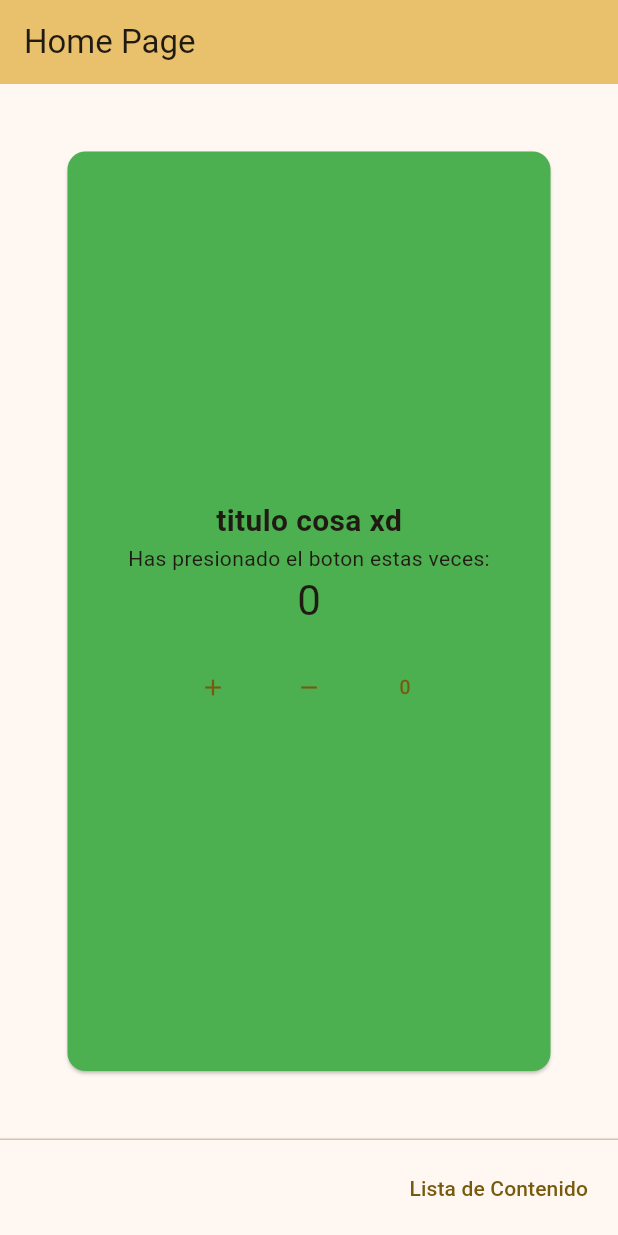
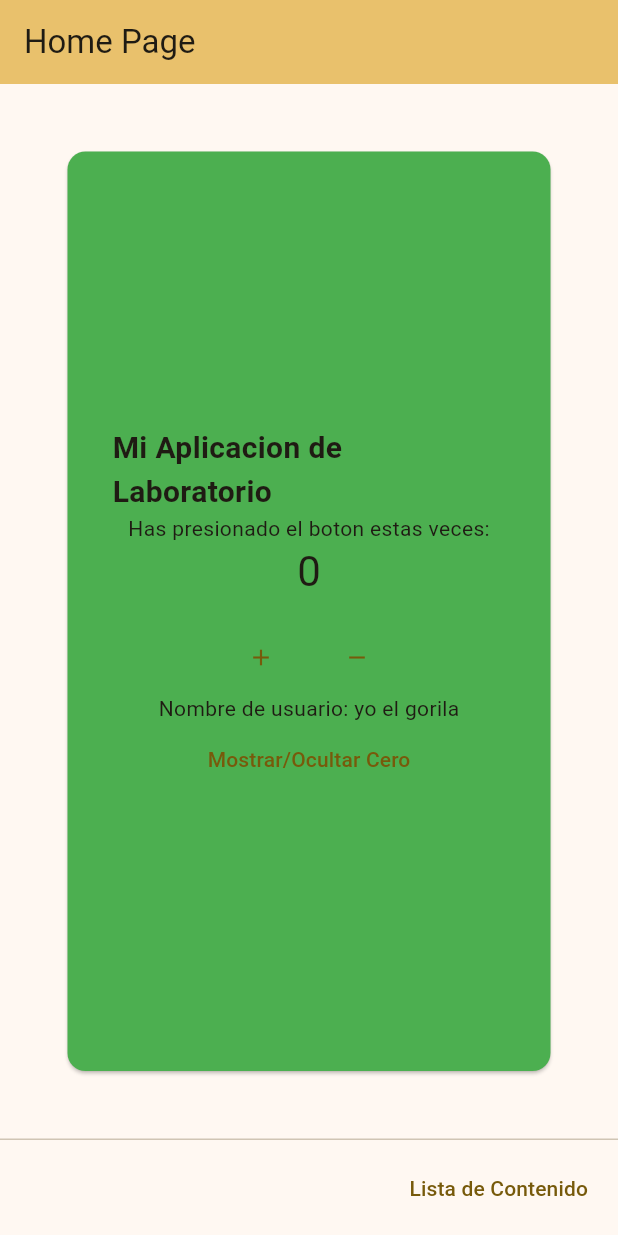
Before and after one commit to gekicchi/3479A321_2022479016, a Flutter app: the screen it shows after launch, on a phone screen of 412 x 824 dp. Run offline on Flutter 3.47's test engine with Material 3 defaults, Android fonts, the phone set to English and light mode, and no system bars; project files that could hold a hidden picture were left out.

Commit message:
lab 6 completo

```diff
--- /dev/null
+++ b/devtools_options.yaml
@@ -0,0 +1,3 @@
+description: This file stores settings for Dart & Flutter DevTools.
+documentation: https://docs.flutter.dev/tools/devtools/extensions#configure-extension-enablement-states
+extensions:
--- a/lib/pages/list_content.dart
+++ b/lib/pages/list_content.dart
@@ -36,7 +36,7 @@ class ListContent extends StatelessWidget {
           onPressed: () {
             Navigator.push(
               context,
-              MaterialPageRoute(builder: (context) => const About()),
+              MaterialPageRoute(builder: (context) => About()),
             );
           },
           child: const Text('Acerca de'),
--- a/lib/pages/my_home_page.dart
+++ b/lib/pages/my_home_page.dart
@@ -85,14 +85,14 @@ class _MyHomePageState extends State<MyHomePage> {
               crossAxisAlignment: CrossAxisAlignment.center,
               children: [
                 const Text(
-                  'titulo cosa xd',
+                  'Mi Aplicacion de Laboratorio',
                   style: TextStyle(fontSize: 20, fontWeight: FontWeight.bold),
                 ),
                 const Text(
                   'Has presionado el boton estas veces:',
                 ),
                 Text(
-                  '${context.read<AppData>().counter}',
+                  '${context.watch<AppData>().counter}',
                   style: Theme.of(context).textTheme.headlineMedium,
                 ),
                 const SizedBox(
@@ -102,6 +102,10 @@ class _MyHomePageState extends State<MyHomePage> {
                   mainAxisAlignment: MainAxisAlignment.center,
                   children: botonesDePie,
                 ),
+                Text('Nombre de usuario: ${context.watch<AppData>().username}'),
+                TextButton(
+                    onPressed: context.read<AppData>().toggleRestart,
+                    child: Text('Mostrar/Ocultar Cero'))
               ],
             ),
           ),
@@ -112,17 +116,19 @@ class _MyHomePageState extends State<MyHomePage> {
   }
 
   List<Widget> get botonesDePie {
-    return [
-      TextButton(
-          onPressed: context.read<AppData>().incrementCounter,
-          child: const Icon(Icons.add)),
-      TextButton(
-          onPressed: context.read<AppData>().decrementCounter,
-          child: const Icon(Icons.remove)),
-      TextButton(
-          onPressed: context.read<AppData>().resetCounter,
-          child: const Icon(Icons.exposure_zero)),
-    ];
+    final btnPlus = TextButton(
+        onPressed: context.read<AppData>().incrementCounter,
+        child: const Icon(Icons.add));
+
+    final btnMinus = TextButton(
+        onPressed: context.read<AppData>().decrementCounter,
+        child: const Icon(Icons.remove));
+
+    final btnZero = TextButton(
+        onPressed: context.read<AppData>().resetCounter,
+        child: const Icon(Icons.exposure_zero));
+
+    return [btnPlus, btnMinus, if (context.watch<AppData>().restart) btnZero];
   }
 
   List<Widget> get otrasPaginas {
--- a/lib/provider/appdata.dart
+++ b/lib/provider/appdata.dart
@@ -2,7 +2,12 @@ import 'package:flutter/material.dart';
 
 class AppData extends ChangeNotifier {
   int _counter = 0;
+  String _username = 'yo el gorila';
+  bool _restart = false;
+
   int get counter => _counter;
+  String get username => _username;
+  bool get restart => _restart;
 
   void incrementCounter() {
     _counter++;
@@ -18,4 +23,14 @@ class AppData extends ChangeNotifier {
     _counter = 0;
     notifyListeners();
   }
+
+  void changeUsername(String newName) {
+    _username = newName;
+    notifyListeners();
+  }
+
+  void toggleRestart() {
+    _restart = !_restart;
+    notifyListeners();
+  }
 }
```
Also changed, not shown: lib/pages/about.dart (+14 -3 lines).
